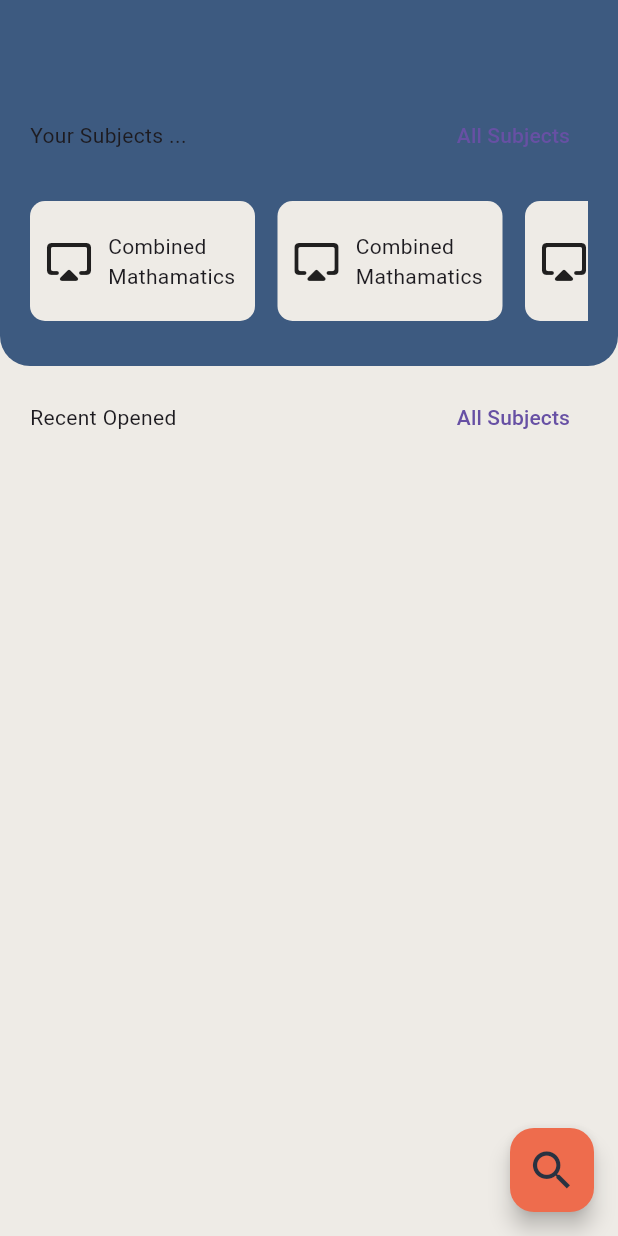
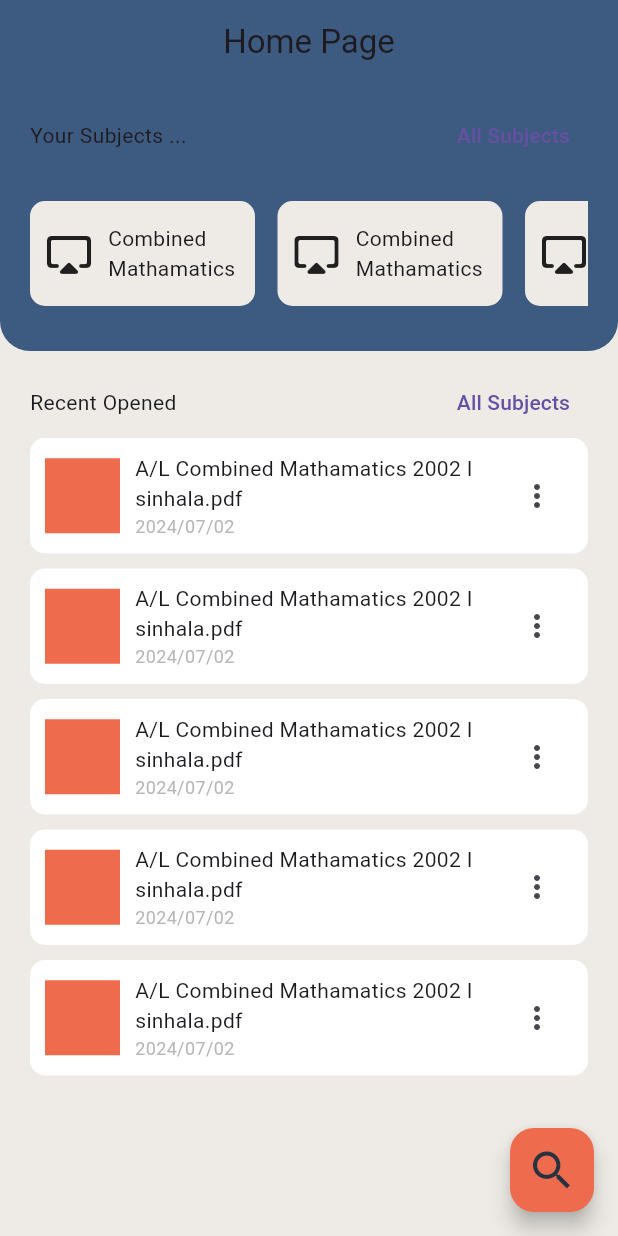
Before and after one commit to SahanLochana/past_papers_app, a Flutter app: the screen it shows after launch, on a phone screen of 412 x 824 dp. Run offline on Flutter 3.47's test engine with Material 3 defaults, Android fonts, the phone set to English and light mode, and no system bars; our stand-ins replace firebase_core, hive, hive_flutter; accounts and stored records are empty.

Commit message:
befor doing a disaster

```diff
--- /dev/null
+++ b/lib/Data/Local/fetching_studying_data.dart
@@ -0,0 +1,20 @@
+import 'package:flutter/material.dart';
+import 'package:hive/hive.dart';
+
+class FetchingStudyingSubjects {
+  Future<List<String>> fetchingStudyingSubjects() async {
+    Box _subjectBox = Hive.box("subjectsBox");
+
+    try {
+      List<String> _studyingSubjectsList =
+          await _subjectBox.get("studyingSubjects");
+      await _subjectBox.close();
+      await Future.delayed(Duration(seconds: 5));
+      return _studyingSubjectsList;
+    } catch (e) {
+      debugPrint(e.toString());
+      _subjectBox.close();
+      return [e.toString()];
+    }
+  }
+}
--- a/lib/Presantation/Components/file_tile.dart
+++ b/lib/Presantation/Components/file_tile.dart
@@ -7,6 +7,54 @@ class FileTile extends StatelessWidget {
 
   @override
   Widget build(BuildContext context) {
-    return Container();
+    final mediaQuery = MediaQuery.of(context);
+    return Container(
+      padding: const EdgeInsets.all(10),
+      decoration: BoxDecoration(
+          color: Colors.white, borderRadius: BorderRadius.circular(10)),
+      child: Row(
+        mainAxisAlignment: MainAxisAlignment.spaceBetween,
+        children: [
+          Row(
+            children: [
+              Container(
+                width: 50,
+                height: 50,
+                color: Theme.of(context)
+                    .floatingActionButtonTheme
+                    .backgroundColor, //TODO : change this
+              ),
+              const SizedBox(
+                width: 10,
+              ),
+              Column(
+                crossAxisAlignment: CrossAxisAlignment.start,
+                children: [
+                  // file name
+                  SizedBox(
+                    width: mediaQuery.size.width - 168,
+                    child: const Text(
+                      "A/L Combined Mathamatics 2002 I sinhala.pdf",
+                      overflow: TextOverflow.ellipsis,
+                      maxLines: 2,
+                    ),
+                  ),
+                  // last open time
+                  Text(
+                    "2024/07/02",
+                    style: TextStyle(
+                      fontSize: 12,
+                      color: Colors.grey.withOpacity(.75),
+                    ),
+                  )
+                ],
+              ),
+            ],
+          ),
+          IconButton(
+              onPressed: () {}, icon: const Icon(Icons.more_vert_rounded))
+        ],
+      ),
+    );
   }
 }
--- a/lib/Presantation/Pages/home_page.dart
+++ b/lib/Presantation/Pages/home_page.dart
@@ -1,4 +1,5 @@
 import 'package:flutter/material.dart';
+import 'package:past_papers_app/Presantation/Widgets/recent_file_list.dart';
 import 'package:past_papers_app/Presantation/Widgets/studying_subjects_list.dart';
 
 class HomePage extends StatefulWidget {
@@ -13,6 +14,8 @@ class _HomePageState extends State<HomePage> {
   Widget build(BuildContext context) {
     return Scaffold(
       appBar: AppBar(
+        title: const Text("Home Page"),
+        centerTitle: true,
         backgroundColor: Theme.of(context).primaryColor,
       ),
       floatingActionButton: FloatingActionButton(
@@ -22,7 +25,8 @@ class _HomePageState extends State<HomePage> {
           color: Color(0xFF293241),
         ),
       ),
-      body: Column(
+      body: SingleChildScrollView(
+        child: Column(
           crossAxisAlignment: CrossAxisAlignment.start,
           children: [
             Container(
@@ -51,7 +55,7 @@ class _HomePageState extends State<HomePage> {
                       height: 20,
                     ),
                     const SizedBox(
-                    height: 80,
+                      height: 70,
                       child: StudyingSubjectsListWidget(),
                     ),
                     const SizedBox(
@@ -71,18 +75,20 @@ class _HomePageState extends State<HomePage> {
                   Row(
                     mainAxisAlignment: MainAxisAlignment.spaceBetween,
                     children: [
-                    Text("Recent Opened"),
+                      const Text("Recent Opened"),
                       TextButton(
                         onPressed: () {},
                         child: const Text("All Subjects"),
                       ),
                     ],
-                )
+                  ),
+                  const RecentFileListWudget(),
                 ],
               ),
             )
           ],
         ),
+      ),
     );
   }
 }
--- a/lib/Presantation/Widgets/recent_file_list.dart
+++ b/lib/Presantation/Widgets/recent_file_list.dart
@@ -1,4 +1,6 @@
 import 'package:flutter/material.dart';
+import 'package:past_papers_app/Data/Models/pdf_file.dart';
+import 'package:past_papers_app/Presantation/Components/file_tile.dart';
 
 class RecentFileListWudget extends StatefulWidget {
   const RecentFileListWudget({super.key});
@@ -15,6 +17,20 @@ class _RecentFileListWudgetState extends State<RecentFileListWudget> {
       return 1;
     }
 
-    return SizedBox();
+    return SizedBox(
+      height: 500,
+      child: ListView.builder(
+        physics: const NeverScrollableScrollPhysics(),
+        itemCount: 5,
+        itemBuilder: (BuildContext context, int index) {
+          return Padding(
+            padding: const EdgeInsets.only(bottom: 10.0),
+            child: FileTile(
+              pdfFile: PdfFile(fileName: "testing file.pdf", fileId: "01"),
+            ),
+          );
+        },
+      ),
+    );
   }
 }
--- a/lib/main.dart
+++ b/lib/main.dart
@@ -1,8 +1,14 @@
 import 'package:flutter/material.dart';
+import 'package:hive_flutter/adapters.dart';
 import 'package:past_papers_app/Presantation/Pages/home_page.dart';
 import 'package:past_papers_app/Presantation/Theme/app_theme.dart';
 
-void main() {
+void main() async {
+  // init hive flutter
+  await Hive.initFlutter();
+
+  // open box for store subject details
+  await Hive.openBox("subjectsBox");
   runApp(const MainApp());
 }
 
```
Also changed, not shown: 1 other file. Lines whose indentation alone changed are shown as unchanged.
